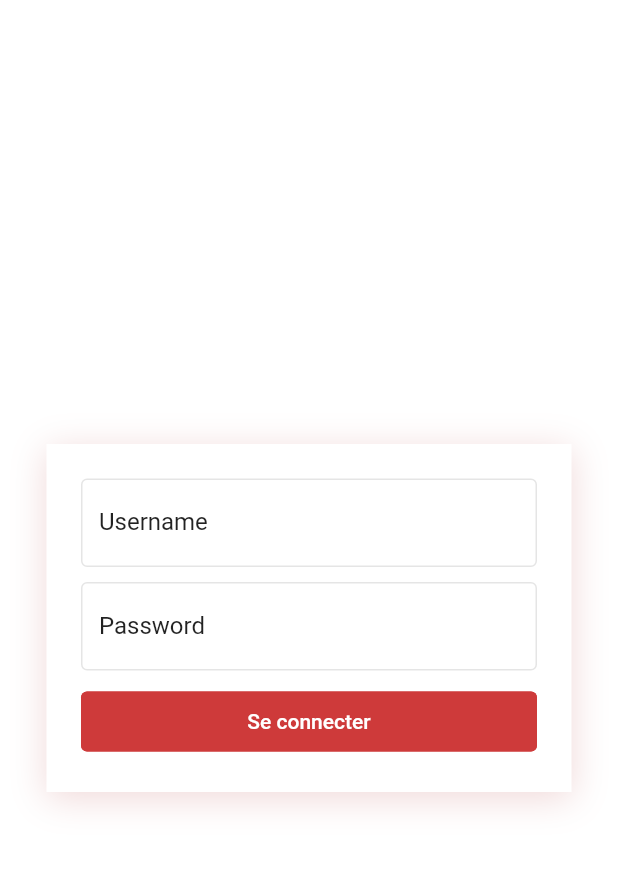
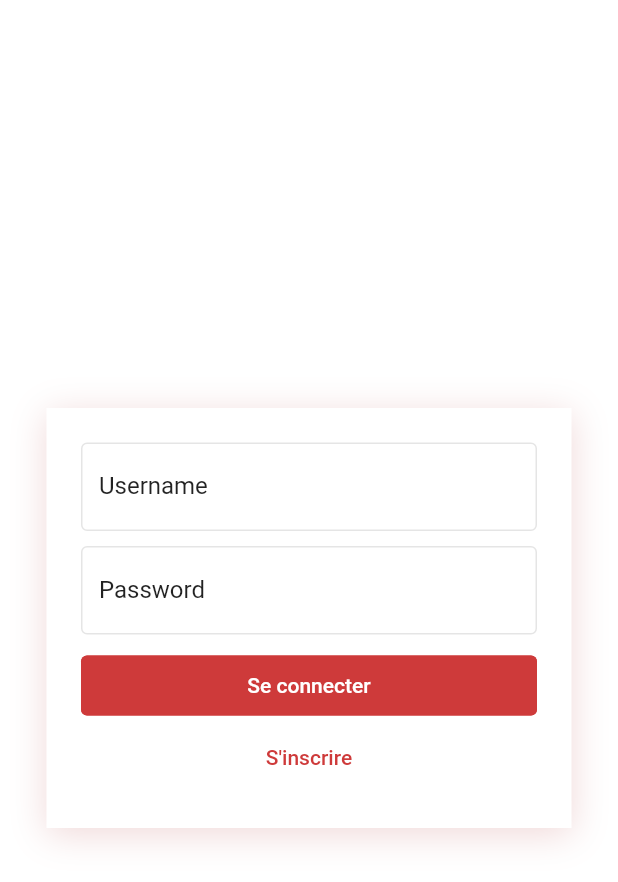
Before and after one commit to chloefont/planyourshapeApp, a Flutter app: the screen it shows after launch, on a phone screen of 412 x 824 dp. Shown: the top 882 px of the screen. Run offline on Flutter 3.47's test engine with Material 2 defaults, Android fonts, the phone set to English and light mode, and no system bars; our stand-ins replace flutter_dotenv; missing offline and left inert: dart:ffi.

Commit message:
Add linked button

```diff
--- a/planyourshape/lib/widgets/buttons/link_button.dart
+++ b/planyourshape/lib/widgets/buttons/link_button.dart
@@ -1,2 +1,23 @@
 import 'package:flutter/material.dart';
 import '../../vars/mainvars.dart';
+
+class LinkedButton extends StatelessWidget {
+  final String label;
+
+  const LinkedButton({
+    required this.label,
+    Key? key,
+  }) : super(key: key);
+
+  @override
+  Widget build(BuildContext context) {
+    return TextButton(
+      style: TextButton.styleFrom(
+        primary: mainColor,
+        minimumSize: const Size.fromHeight(40),
+      ),
+      onPressed: () {},
+      child: Text(label),
+    );
+  }
+}
--- a/planyourshape/lib/widgets/forms/forms.dart
+++ b/planyourshape/lib/widgets/forms/forms.dart
@@ -1,6 +1,7 @@
 import 'package:flutter/material.dart';
 import 'package:planyourshape/widgets/forms/textform.dart';
 import '../buttons/main_button.dart';
+import '../buttons/link_button.dart';
 
 class LineForm extends StatefulWidget {
   const LineForm({Key? key}) : super(key: key);
@@ -29,6 +30,9 @@ class LineFormState extends State<LineForm> {
           ),
           const SizedBox(height: 10),
           MainButton(label: "Se connecter", formKey: _formKey),
+          const LinkedButton(
+            label: "S'inscrire",
+          ),
         ],
       ),
     );
```
